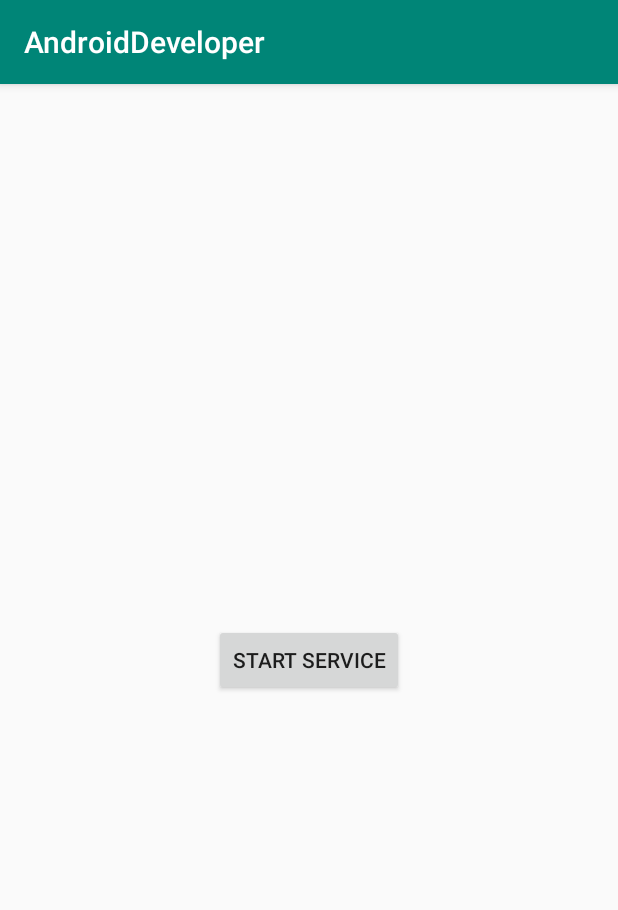
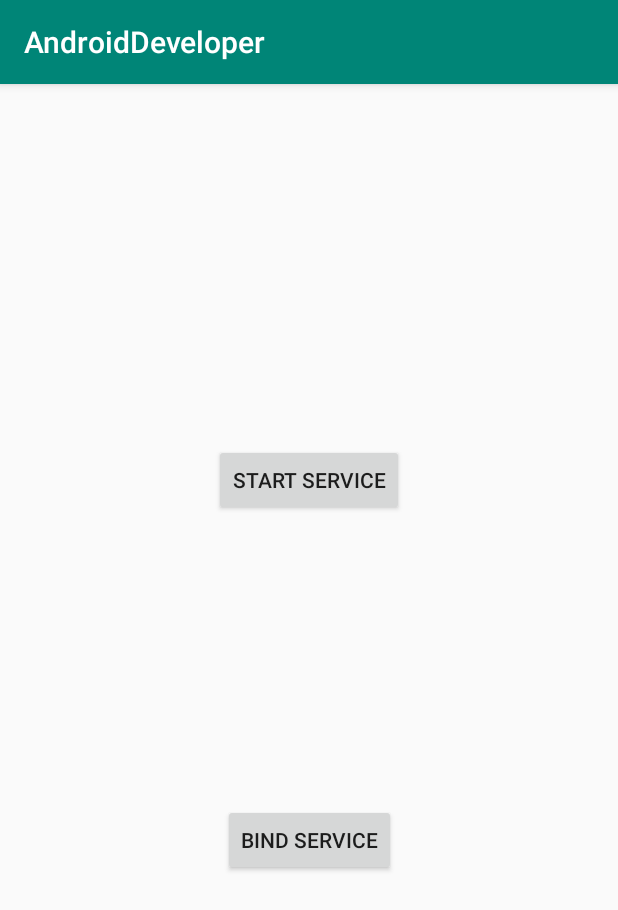
Before and after one commit to hewking/AndroidSamples, an Android app: the screen it shows after launch (MainActivity), on a phone screen of 412 x 824 dp. Shown: the top 910 px of the screen. Run offline under Robolectric (Android 15) with nearby library versions, the light colour scheme and no system bars.

Commit message:
update CountDownService

```diff
--- a/app/src/main/java/com/hewking/develop/MainActivity.kt
+++ b/app/src/main/java/com/hewking/develop/MainActivity.kt
@@ -1,12 +1,33 @@
 package com.hewking.develop
 
+import android.content.ComponentName
+import android.content.Context
 import android.content.Intent
+import android.content.ServiceConnection
 import androidx.appcompat.app.AppCompatActivity
 import android.os.Bundle
+import android.os.IBinder
+import android.util.Log
 import com.hewking.develop.service.CountDownService
 import kotlinx.android.synthetic.main.activity_main.*
 
 class MainActivity : AppCompatActivity() {
+
+    private var binder : CountDownService.CountDownBinder?= null
+    private var bound = false
+
+    private val connection = object : ServiceConnection{
+        override fun onServiceDisconnected(name: ComponentName?) {
+            bound = false
+        }
+
+        override fun onServiceConnected(name: ComponentName?, service: IBinder?) {
+            binder = service as CountDownService.CountDownBinder?
+            bound = true
+            Log.d("MainActivity","count:${binder?.getService()?.getCount()}")
+        }
+
+    }
 
     override fun onCreate(savedInstanceState: Bundle?) {
         super.onCreate(savedInstanceState)
@@ -15,5 +36,16 @@ class MainActivity : AppCompatActivity() {
             startService(Intent(this@MainActivity,CountDownService::class.java))
         }
 
+        btn_bind.setOnClickListener {
+            Intent(this@MainActivity,CountDownService::class.java).also {
+                bindService(it,connection,Context.BIND_AUTO_CREATE)
+            }
+        }
+
+    }
+
+    override fun onStop() {
+        super.onStop()
+        unbindService(connection)
     }
 }
--- a/app/src/main/res/layout/activity_main.xml
+++ b/app/src/main/res/layout/activity_main.xml
@@ -11,9 +11,19 @@
         android:layout_width="wrap_content"
         android:layout_height="wrap_content"
         android:text="start service"
-        app:layout_constraintBottom_toBottomOf="parent"
+        app:layout_constraintBottom_toBottomOf="@id/btn_bind"
         app:layout_constraintLeft_toLeftOf="parent"
         app:layout_constraintRight_toRightOf="parent"
         app:layout_constraintTop_toTopOf="parent" />
 
+    <Button
+        android:id="@+id/btn_bind"
+        android:layout_width="wrap_content"
+        android:layout_height="wrap_content"
+        android:text="bind service"
+        app:layout_constraintBottom_toBottomOf="parent"
+        app:layout_constraintLeft_toLeftOf="parent"
+        app:layout_constraintRight_toRightOf="parent"
+        app:layout_constraintTop_toTopOf="@id/btn_start" />
+
 </androidx.constraintlayout.widget.ConstraintLayout>
```
Also changed, not shown: app/src/main/java/com/hewking/develop/service/CountDownService.kt (+12 -1 lines).
